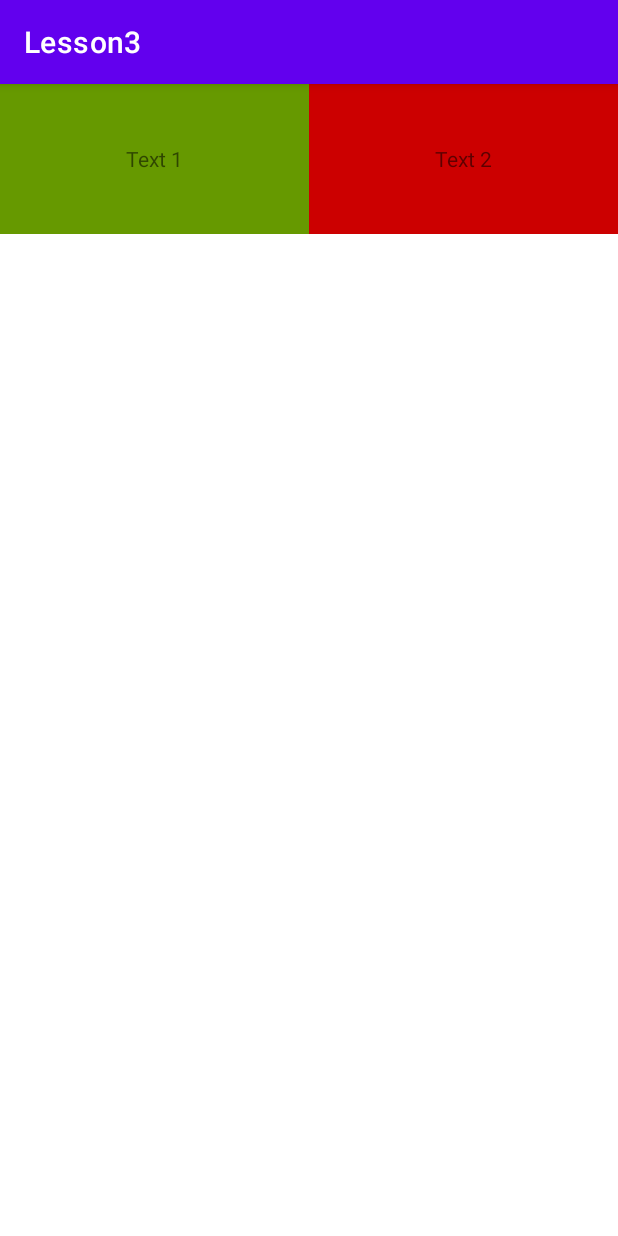
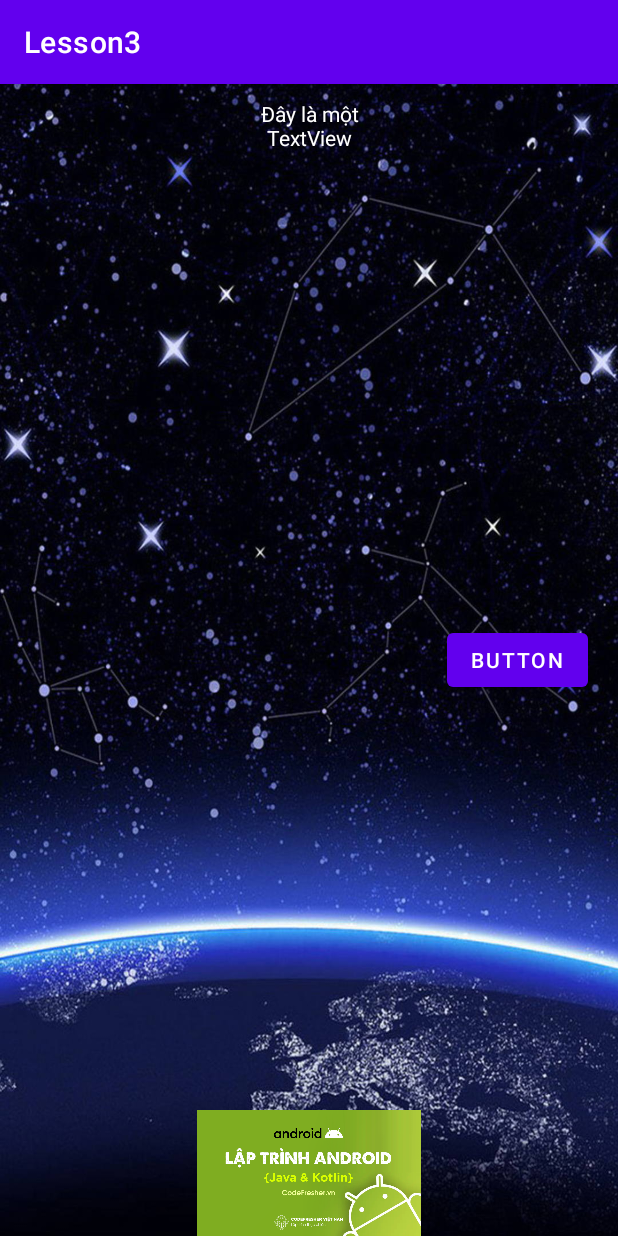
Before and after one commit to DuyLeHong/Lesson3-Android21, an Android app: the screen it shows after launch (MainActivity), on a phone screen of 412 x 824 dp. Run offline under Robolectric (Android 15) with nearby library versions, the phone set to English and light mode, and no system bars.

Commit message:
Lesson 3 - FrameLayout

```diff
--- a/app/build.gradle
+++ b/app/build.gradle
@@ -9,7 +9,7 @@ android {
     defaultConfig {
         applicationId "com.example.lesson3"
         minSdkVersion 23
-        targetSdkVersion 31
+        targetSdkVersion 30
         versionCode 1
         versionName "1.0"
 
--- a/app/src/main/java/com/example/lesson3/MainActivity.java
+++ b/app/src/main/java/com/example/lesson3/MainActivity.java
@@ -3,12 +3,31 @@ package com.example.lesson3;
 import androidx.appcompat.app.AppCompatActivity;
 
 import android.os.Bundle;
+import android.view.View;
+import android.widget.Button;
+import android.widget.ImageView;
 
 public class MainActivity extends AppCompatActivity {
 
     @Override
     protected void onCreate(Bundle savedInstanceState) {
         super.onCreate(savedInstanceState);
-        setContentView(R.layout.activity_main);
+        setContentView(R.layout.framelayout_screen);
+
+        Button btnClick = findViewById(R.id.btn_click);
+
+        ImageView ivBg = findViewById(R.id.imv_bg);
+
+
+        btnClick.setOnClickListener(new View.OnClickListener() {
+            @Override
+            public void onClick(View view) {
+                if (ivBg.getVisibility() == View.VISIBLE) {
+                    ivBg.setVisibility(View.GONE);
+                } else {
+                    ivBg.setVisibility(View.VISIBLE);
+                }
+            }
+        });
     }
 }
--- /dev/null
+++ b/app/src/main/res/layout/framelayout_screen.xml
@@ -0,0 +1,41 @@
+<?xml version="1.0" encoding="utf-8"?>
+<FrameLayout xmlns:android="http://schemas.android.com/apk/res/android"
+    android:layout_width="match_parent"
+    android:layout_height="match_parent">
+
+    <!--Ảnh kín FrameLayout-->
+    <ImageView
+        android:src="@drawable/anh_nen"
+        android:scaleType="fitXY"
+        android:layout_width="match_parent"
+        android:id="@+id/imv_bg"
+        android:layout_height="match_parent" />
+
+    <!--Button ở giữa, bên phải và cách mép phải FrameLayout 20dp-->
+    <Button
+        android:layout_gravity="center|right"
+        android:layout_marginRight="20dp"
+        android:text="Button"
+        android:layout_width="wrap_content"
+        android:layout_height="wrap_content"
+        android:id="@+id/btn_click"/>
+
+    <!--Ảnh ở giữa, bên dưới FrameLayout-->
+    <ImageView
+        android:layout_gravity="center_horizontal|bottom"
+        android:src="@drawable/banner_kh_android"
+        android:adjustViewBounds="true"
+        android:layout_width="150dp"
+        android:layout_height="wrap_content" />
+
+    <!--Dòng chữ ở giữa, phần trên FrameLayout-->
+    <TextView
+        android:layout_gravity="center|top"
+        android:layout_marginTop="10dp"
+        android:text="Đây là một TextView"
+        android:textColor="#FFFFFF"
+        android:layout_width="100dp"
+        android:gravity="center"
+        android:layout_height="wrap_content" />
+
+</FrameLayout>
```
Also changed, not shown: app/src/main/res/drawable/anh_nen.jpeg (added), app/src/main/res/drawable/banner_kh_android.png (added), 2 other files.
